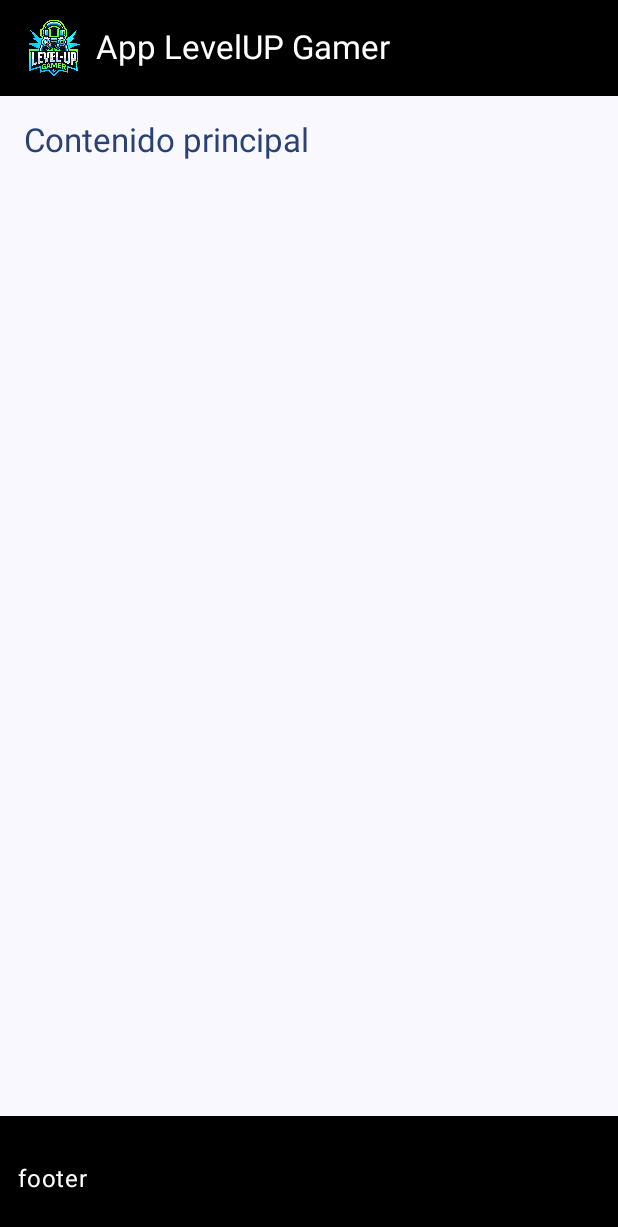
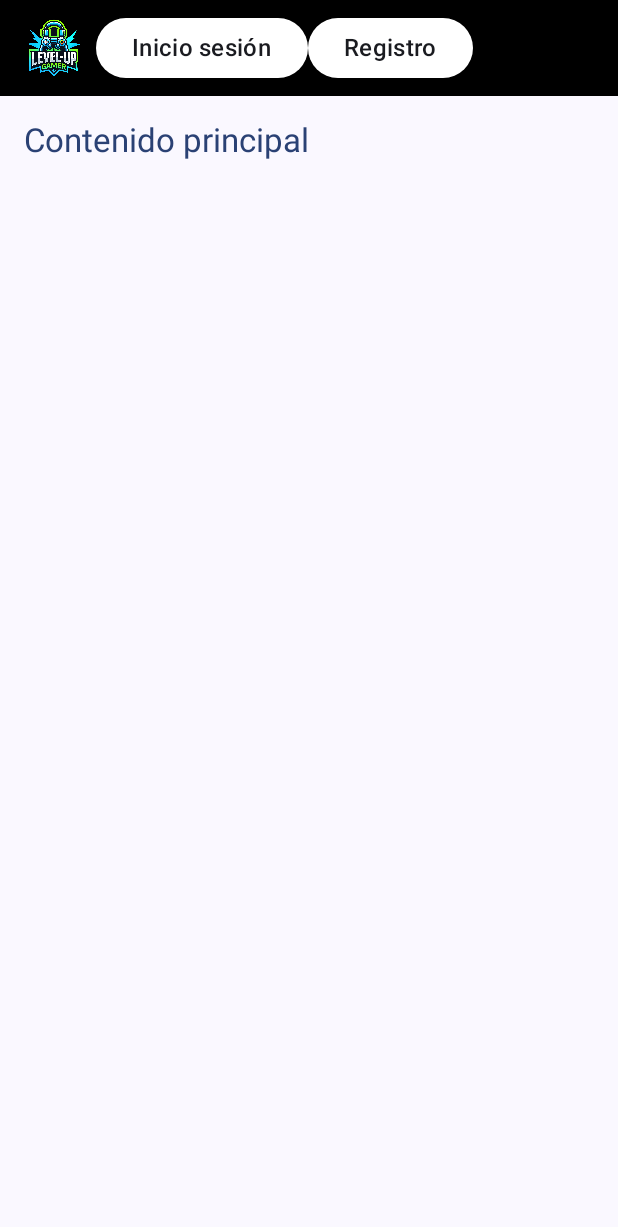
Before and after one commit to Diana3180chav/AppGameup, an Android app built with Jetpack Compose: the screen it shows after launch (MainActivity), on a phone screen of 412 x 824 dp. Shown: the top 1227 px of the screen. Run offline under Robolectric (Android 15) with nearby library versions, the phone set to English and light mode, and no system bars; our stand-ins replace window size class.

Commit message:
en proceso edición del topBar

```diff
--- a/app/src/main/java/com/example/levelup_gamer/ui/theme/screens/HomeScreenCompact().kt
+++ b/app/src/main/java/com/example/levelup_gamer/ui/theme/screens/HomeScreenCompact().kt
@@ -47,28 +47,31 @@ fun HomeScreenCompact() { //con esta función establecemos las principales carac
                             contentScale = ContentScale.Fit
                         )
 
-                        Text(
-                            text = "App LevelUP Gamer",
-                            color = textoPrincipal,
-                            style = MaterialTheme.typography.titleLarge
-                        )
+
+                        Button(onClick = { /* acá podemos poner una acción que se haga cuando se presione el botón*/ },
+                            colors = ButtonDefaults.buttonColors( //busqué información y en esta sección podemos configurar el color del botón
+                                containerColor = MaterialTheme.colorScheme.onPrimary,
+                                contentColor = MaterialTheme.colorScheme.onSurface
+                            )) {
+                            Text(text = "Inicio sesión",
+                                style = MaterialTheme.typography.titleMedium)
+                        }
+
+                        Button(onClick = { /* acá podemos poner una acción que se haga cuando se presione el botón*/ },
+                            colors = ButtonDefaults.buttonColors( //busqué información y en esta sección podemos configurar el color del botón
+                                containerColor = MaterialTheme.colorScheme.onPrimary,
+                                contentColor = MaterialTheme.colorScheme.onSurface
+                            )) {
+                            Text(text = "Registro",
+                                style = MaterialTheme.typography.titleMedium)
+                        }
+
                     }
                 },
                 colors = TopAppBarDefaults.topAppBarColors(
                     containerColor = fondoPrincipal
                 )
             )
-        },
-        bottomBar ={ //Esto sería como el footer
-            BottomAppBar (
-                containerColor = fondoPrincipal,
-                contentColor = Color.White
-            ) {
-                Text(
-                    text = "footer",
-                    modifier = Modifier.padding(8.dp)
-                )
-            }
         }
     ){ innerPadding ->
         Column ( //Es el contenido central...es como el main
--- a/app/src/main/java/com/example/levelup_gamer/ui/theme/screens/register/RegisterScreen.kt
+++ /dev/null
@@ -1,4 +0,0 @@
-package com.example.levelup_gamer.ui.theme.screens.register
-
-class RegisterScreen {
-}
--- a/app/src/main/java/com/example/levelup_gamer/ui/theme/screens/register/RegisterScreenCompact.kt
+++ /dev/null
@@ -1,4 +0,0 @@
-package com.example.levelup_gamer.ui.theme.screens.register
-
-class RegisterScreenCompact {
-}
--- a/app/src/main/java/com/example/levelup_gamer/ui/theme/screens/register/RegisterScreenExpanded.kt
+++ /dev/null
@@ -1,4 +0,0 @@
-package com.example.levelup_gamer.ui.theme.screens.register
-
-class `RegisterScreenExpanded()` {
-}
--- a/app/src/main/java/com/example/levelup_gamer/ui/theme/screens/register/RegisterScreenMedium.kt
+++ /dev/null
@@ -1,4 +0,0 @@
-package com.example.levelup_gamer.ui.theme.screens.register
-
-class `RegisterScreenMedium()` {
-}
```
Also changed, not shown: app/src/main/java/com/example/levelup_gamer/ui/theme/screens/HomeScreenExpanded().kt (+0 -11 lines), app/src/main/java/com/example/levelup_gamer/ui/theme/screens/HomeScreenMedium().kt (+0 -11 lines).
